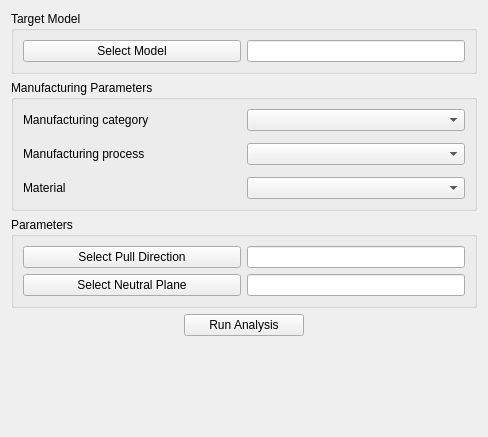
Above: gui/resources/ui/task_setup.ui from ryankembrey/FreeCAD-DFM-Workbench before the change. Below: the same form after it.
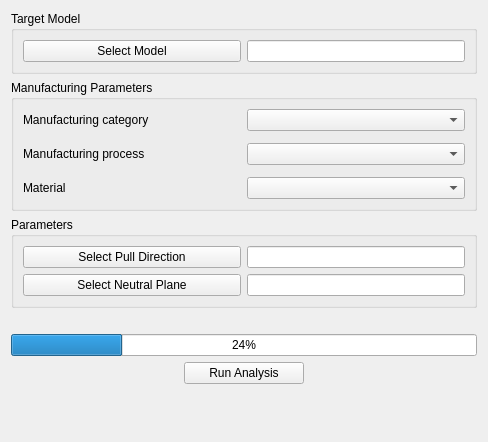
That is the form after the change.

Commit message: GUI: Add progress bar and abort button to task setup. Closes #36.

The edit to the form file:
```diff
--- a/gui/resources/ui/task_setup.ui
+++ b/gui/resources/ui/task_setup.ui
@@ -7,7 +7,7 @@
     <x>0</x>
     <y>0</y>
     <width>488</width>
-    <height>437</height>
+    <height>442</height>
    </rect>
   </property>
   <property name="windowTitle">
@@ -139,6 +139,26 @@
      </layout>
     </widget>
    </item>
+   <item>
+    <widget class="QLabel" name="lProgress">
+     <property name="toolTip">
+      <string>The analyzer or check that is currently being run</string>
+     </property>
+     <property name="text">
+      <string/>
+     </property>
+    </widget>
+   </item>
+   <item>
+    <widget class="QProgressBar" name="progressBar">
+     <property name="toolTip">
+      <string>Displays the progression of the DFM analysis.</string>
+     </property>
+     <property name="value">
+      <number>24</number>
+     </property>
+    </widget>
+   </item>
    <item alignment="Qt::AlignmentFlag::AlignHCenter">
     <widget class="QPushButton" name="pbRunAnalysis">
      <property name="minimumSize">
```
Left out of the diff: 2 changed lines with no effect on the pictures. The commit also changes 8 other files.
